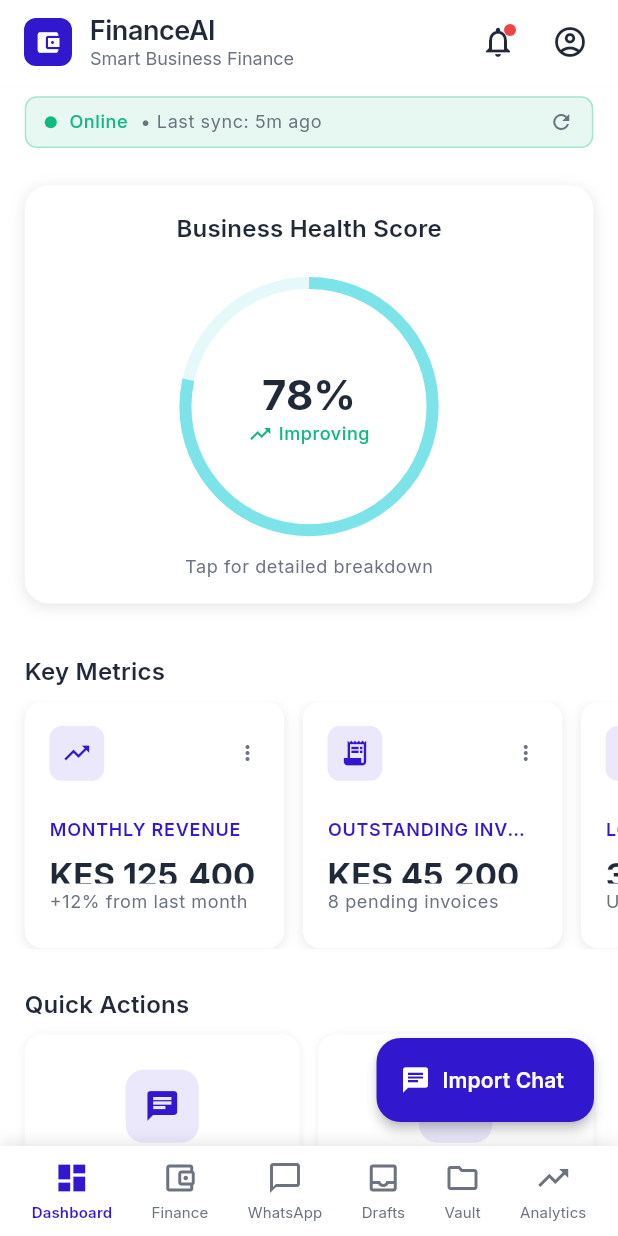
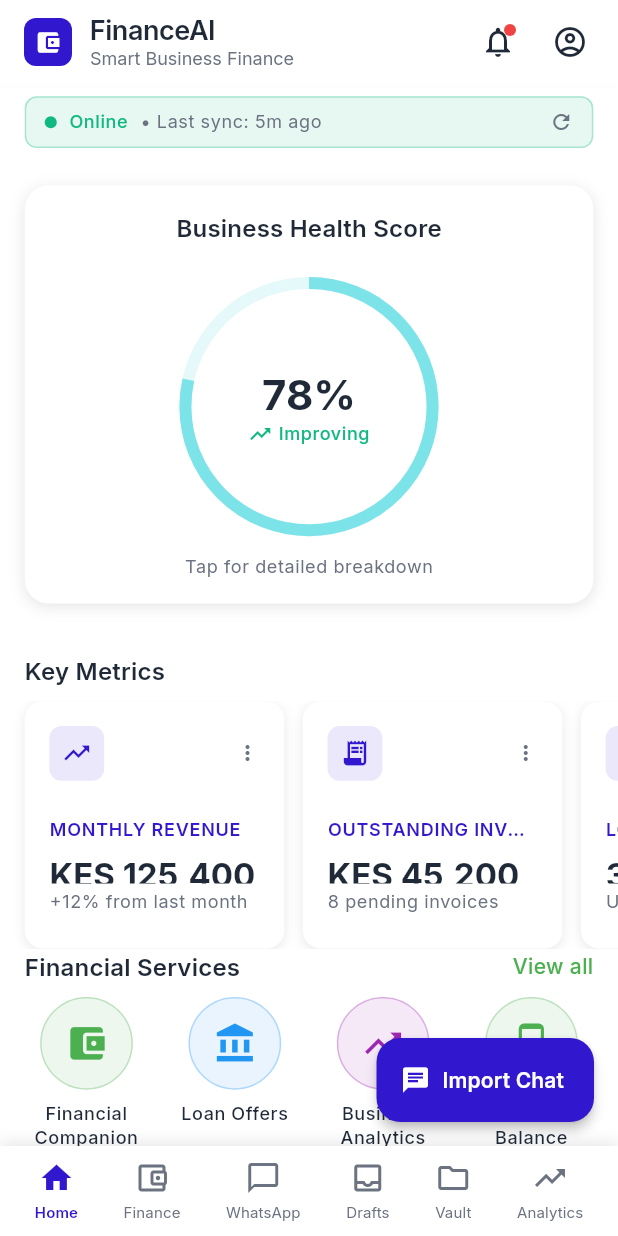
Before and after one commit to Davedave001/zacca-afri-flow, a Flutter app: the Dashboard screen opened by its route, on a phone screen of 412 x 824 dp. Run offline on Flutter 3.47's test engine with Material 3 defaults, Android fonts, the phone set to English and light mode, and no system bars; our stand-ins replace cached_network_image, connectivity_plus, file_picker, fl_chart, flutter_slidable, flutter_svg and 3 more.

Commit message:
feat: redesign home page with M-Pesa style UI/UX
- Transform dashboard to follow M-Pesa's categorized service structure
- Add service categories: Financial Services, Business Tools, Quick Actions
- Change navigation from 'Dashboard' to 'Home' with home icon
- Create horizontal scrollable service grids with circular icons
- Add 'View all' links for each category
- Maintain existing business health score and metrics
- Integrate all app functionalities in organized sections
- Improve user experience with familiar M-Pesa-style navigation

```diff
--- a/zacca_ai/lib/presentation/dashboard/dashboard.dart
+++ b/zacca_ai/lib/presentation/dashboard/dashboard.dart
@@ -24,6 +24,97 @@ class _DashboardState extends State<Dashboard> with TickerProviderStateMixin {
   bool _isOnline = true;
   DateTime _lastSyncTime = DateTime.now().subtract(Duration(minutes: 5));
   List<Map<String, dynamic>> _recentActivities = [];
+
+  // M-Pesa style service categories
+  final List<Map<String, dynamic>> _serviceCategories = [
+    {
+      "title": "Financial Services",
+      "services": [
+        {
+          "name": "Financial Companion",
+          "icon": Icons.account_balance_wallet,
+          "color": Colors.green,
+          "route": "/financial-companion",
+        },
+        {
+          "name": "Loan Offers",
+          "icon": Icons.account_balance,
+          "color": Colors.blue,
+          "route": "/loan-offers-screen",
+        },
+        {
+          "name": "Business Analytics",
+          "icon": Icons.trending_up,
+          "color": Colors.purple,
+          "route": "/business-analytics-dashboard",
+        },
+        {
+          "name": "M-PESA Balance",
+          "icon": Icons.phone_android,
+          "color": Colors.green,
+          "route": "/financial-companion",
+        },
+      ],
+    },
+    {
+      "title": "Business Tools",
+      "services": [
+        {
+          "name": "WhatsApp Import",
+          "icon": Icons.chat_bubble,
+          "color": Colors.green,
+          "route": "/whats-app-import-screen",
+        },
+        {
+          "name": "Smart Drafts",
+          "icon": Icons.inbox,
+          "color": Colors.orange,
+          "route": "/smart-draft-inbox",
+        },
+        {
+          "name": "SDR Vault",
+          "icon": Icons.folder,
+          "color": Colors.blue,
+          "route": "/sdr-vault",
+        },
+        {
+          "name": "Invoice Generator",
+          "icon": Icons.receipt,
+          "color": Colors.red,
+          "route": "/financial-companion",
+        },
+      ],
+    },
+    {
+      "title": "Quick Actions",
+      "services": [
+        {
+          "name": "Send Money",
+          "icon": Icons.send,
+          "color": Colors.green,
+          "route": "/financial-companion",
+        },
+        {
+          "name": "Pay Bills",
+          "icon": Icons.payment,
+          "color": Colors.blue,
+          "route": "/financial-companion",
+        },
+        {
+          "name": "Buy Airtime",
+          "icon": Icons.phone,
+          "color": Colors.orange,
+          "route": "/financial-companion",
+        },
+        {
+          "name": "Withdraw Cash",
+          "icon": Icons.account_balance_wallet,
+          "color": Colors.red,
+          "route": "/financial-companion",
+        },
+      ],
+    },
+  ];
 
   // Mock data for business metrics
   final List<Map<String, dynamic>> _mockMetrics = [
@@ -85,29 +176,6 @@ class _DashboardState extends State<Dashboard> with TickerProviderStateMixin {
       "description": "For Mary Wanjiku - Service delivery",
       "amount": "KES 12,000",
       "time": "6h ago",
-    },
-  ];
-
-  final List<Map<String, dynamic>> _quickActions = [
-    {
-      "title": "Import WhatsApp Chat",
-      "icon": "chat",
-      "route": "/whats-app-import-screen",
-    },
-    {
-      "title": "Record Audio Transaction",
-      "icon": "mic",
-      "route": "/whats-app-import-screen",
-    },
-    {
-      "title": "Create Invoice",
-      "icon": "receipt",
-      "route": "/smart-draft-inbox",
-    },
-    {
-      "title": "View Loan Offers",
-      "icon": "account_balance",
-      "route": "/loan-offers-screen",
     },
   ];
 
@@ -283,6 +351,99 @@ class _DashboardState extends State<Dashboard> with TickerProviderStateMixin {
     );
   }
 
+  Widget _buildServiceCategory(Map<String, dynamic> category) {
+    return Container(
+      margin: EdgeInsets.only(bottom: 3.h),
+      child: Column(
+        crossAxisAlignment: CrossAxisAlignment.start,
+        children: [
+          // Category Header
+          Padding(
+            padding: EdgeInsets.symmetric(horizontal: 4.w),
+            child: Row(
+              mainAxisAlignment: MainAxisAlignment.spaceBetween,
+              children: [
+                Text(
+                  category['title'],
+                  style: Theme.of(context).textTheme.titleMedium?.copyWith(
+                        color: Theme.of(context).colorScheme.onSurface,
+                        fontWeight: FontWeight.w600,
+                      ),
+                ),
+                Text(
+                  'View all',
+                  style: Theme.of(context).textTheme.bodyMedium?.copyWith(
+                        color: Colors.green,
+                        fontWeight: FontWeight.w500,
+                      ),
+                ),
+              ],
+            ),
+          ),
+          SizedBox(height: 1.h),
+
+          // Services Grid
+          Container(
+            height: 20.h,
+            child: ListView.builder(
+              scrollDirection: Axis.horizontal,
+              padding: EdgeInsets.only(left: 4.w),
+              itemCount: category['services'].length,
+              itemBuilder: (context, index) {
+                final service = category['services'][index];
+                return Container(
+                  width: 20.w,
+                  margin: EdgeInsets.only(right: 4.w),
+                  child: Column(
+                    children: [
+                      // Service Icon
+                      GestureDetector(
+                        onTap: () {
+                          HapticFeedback.selectionClick();
+                          Navigator.pushNamed(context, service['route']);
+                        },
+                        child: Container(
+                          width: 15.w,
+                          height: 15.w,
+                          decoration: BoxDecoration(
+                            color: service['color'].withValues(alpha: 0.1),
+                            borderRadius: BorderRadius.circular(15.w / 2),
+                            border: Border.all(
+                              color: service['color'].withValues(alpha: 0.3),
+                              width: 1,
+                            ),
+                          ),
+                          child: Icon(
+                            service['icon'],
+                            color: service['color'],
+                            size: 7.w,
+                          ),
+                        ),
+                      ),
+                      SizedBox(height: 1.h),
+
+                      // Service Name
+                      Text(
+                        service['name'],
+                        style: Theme.of(context).textTheme.bodySmall?.copyWith(
+                              color: Theme.of(context).colorScheme.onSurface,
+                              fontWeight: FontWeight.w500,
+                            ),
+                        textAlign: TextAlign.center,
+                        maxLines: 2,
+                        overflow: TextOverflow.ellipsis,
+                      ),
+                    ],
+                  ),
+                );
+              },
+            ),
+          ),
+        ],
+      ),
+    );
+  }
+
   @override
   Widget build(BuildContext context) {
     final theme = Theme.of(context);
@@ -360,44 +521,8 @@ class _DashboardState extends State<Dashboard> with TickerProviderStateMixin {
                 ),
               ),
 
-              // Quick Actions
-              SizedBox(height: 3.h),
-              Padding(
-                padding: EdgeInsets.symmetric(horizontal: 4.w),
-                child: Text(
-                  'Quick Actions',
-                  style: theme.textTheme.titleMedium?.copyWith(
-                    color: colorScheme.onSurface,
-                    fontWeight: FontWeight.w600,
-                  ),
-                ),
-              ),
-              SizedBox(height: 1.h),
-              Padding(
-                padding: EdgeInsets.symmetric(horizontal: 4.w),
-                child: GridView.builder(
-                  shrinkWrap: true,
-                  physics: NeverScrollableScrollPhysics(),
-                  gridDelegate: SliverGridDelegateWithFixedCrossAxisCount(
-                    crossAxisCount: 2,
-                    crossAxisSpacing: 3.w,
-                    mainAxisSpacing: 2.h,
-                    childAspectRatio: 1.2,
-                  ),
-                  itemCount: _quickActions.length,
-                  itemBuilder: (context, index) {
-                    final action = _quickActions[index];
-                    return QuickActionWidget(
-                      title: action['title'] as String,
-                      iconName: action['icon'] as String,
-                      onTap: () {
-                        HapticFeedback.selectionClick();
-                        Navigator.pushNamed(context, action['route'] as String);
-                      },
-                    );
-                  },
-                ),
-              ),
+              // Service Categories (M-Pesa style)
+              ..._serviceCategories.map((category) => _buildServiceCategory(category)).toList(),
 
               // Recent Activity
               SizedBox(height: 3.h),
--- a/zacca_ai/lib/routes/app_routes.dart
+++ b/zacca_ai/lib/routes/app_routes.dart
@@ -11,7 +11,7 @@ class AppRoutes {
   // TODO: Add your routes here
   static const String initial = '/';
   static const String smartDraftInbox = '/smart-draft-inbox';
-  static const String dashboard = '/dashboard';
+  static const String home = '/dashboard';
   static const String loanOffers = '/loan-offers-screen';
   static const String businessAnalyticsDashboard =
       '/business-analytics-dashboard';
@@ -22,7 +22,7 @@ class AppRoutes {
   static Map<String, WidgetBuilder> routes = {
     initial: (context) => const SmartDraftInbox(),
     smartDraftInbox: (context) => const SmartDraftInbox(),
-    dashboard: (context) => const Dashboard(),
+    home: (context) => const Dashboard(),
     loanOffers: (context) => const LoanOffersScreen(),
     businessAnalyticsDashboard: (context) => const BusinessAnalyticsDashboard(),
     sdrVault: (context) => const SdrVault(),
--- a/zacca_ai/lib/widgets/custom_bottom_bar.dart
+++ b/zacca_ai/lib/widgets/custom_bottom_bar.dart
@@ -43,9 +43,9 @@ class _CustomBottomBarState extends State<CustomBottomBar>
 
   final List<_BottomBarItem> _items = [
     _BottomBarItem(
-      icon: Icons.dashboard_outlined,
-      activeIcon: Icons.dashboard,
-      label: 'Dashboard',
+      icon: Icons.home_outlined,
+      activeIcon: Icons.home,
+      label: 'Home',
       route: '/dashboard',
     ),
     _BottomBarItem(
```
